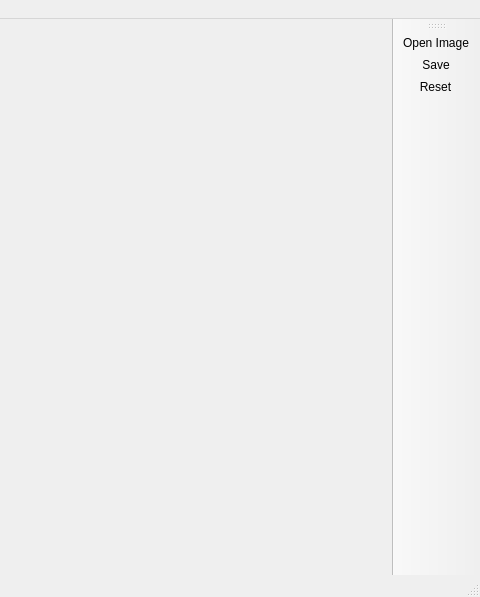
Before: the Qt Designer form QTApplication/mainwindow.ui in arcreane/multimedia-equipe_007, drawn with Qt 5; both pictures show x 324 to 804 and y 0 to 597 of the 804 by 597 pixel window.
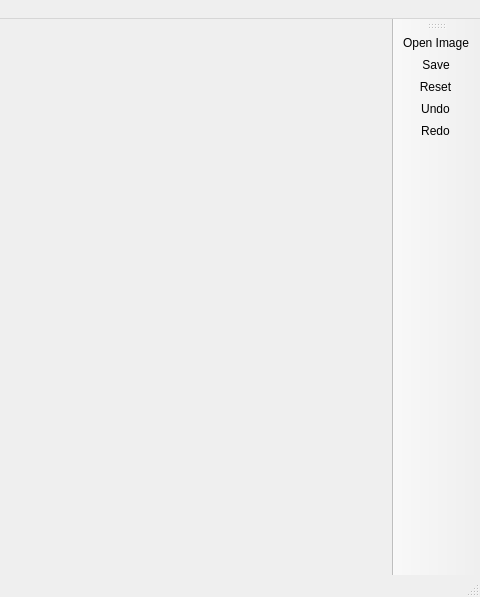
After: the same form once the commit is applied.

Commit message: Correction bug open image + début undo / redo

```diff
--- a/QTApplication/mainwindow.ui
+++ b/QTApplication/mainwindow.ui
@@ -82,6 +82,8 @@
    <addaction name="actionOpen"/>
    <addaction name="actionSave"/>
    <addaction name="actionReset"/>
+   <addaction name="actionUndo"/>
+   <addaction name="actionRedo"/>
   </widget>
   <widget class="QStatusBar" name="statusbar"/>
   <action name="actionOpen">
@@ -114,6 +116,16 @@
     <string>Reset</string>
    </property>
   </action>
+  <action name="actionUndo">
+   <property name="text">
+    <string>Undo</string>
+   </property>
+  </action>
+  <action name="actionRedo">
+   <property name="text">
+    <string>Redo</string>
+   </property>
+  </action>
  </widget>
  <resources/>
  <connections>
```
Left out of the diff: 40 changed lines with no effect on the pictures. The commit also changes 7 other files.
